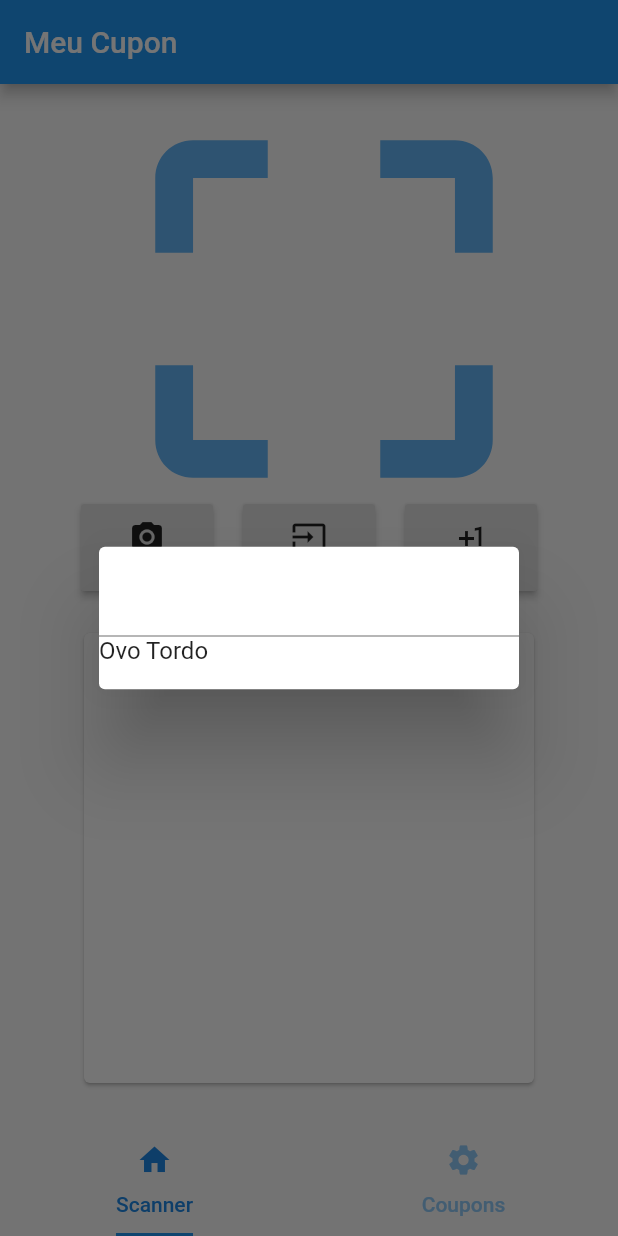
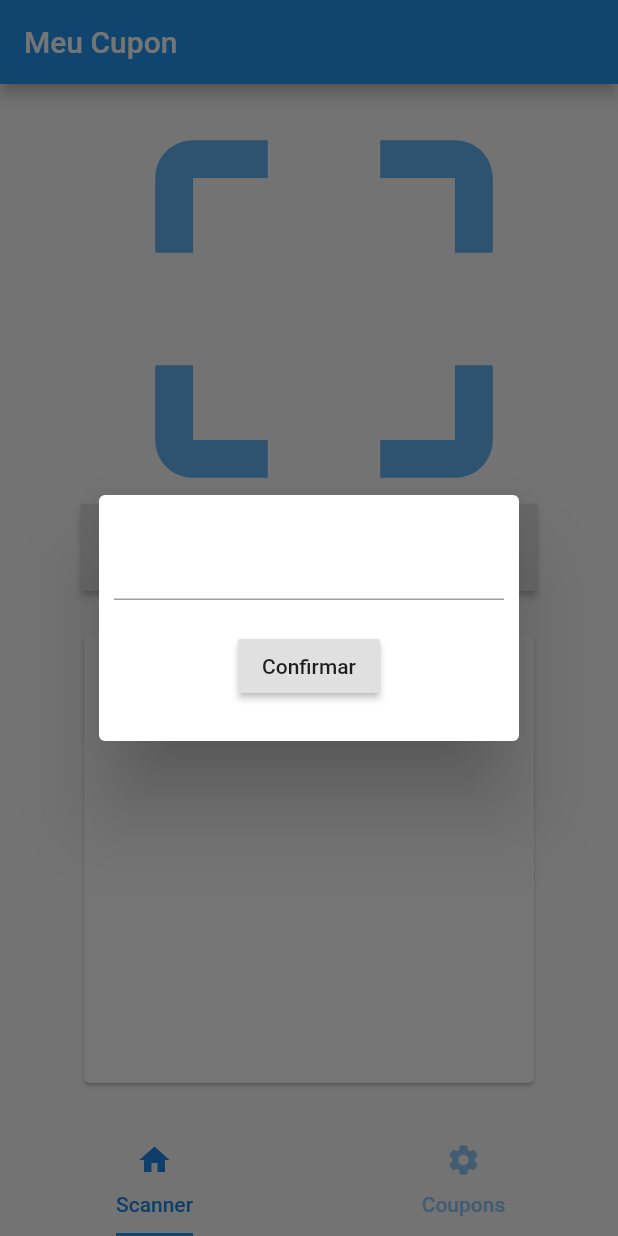
Before and after one commit to silviolucenajunior/cupon-fiscal, a Flutter app: the screen it shows after launch, after a tap on "Digit", on a phone screen of 412 x 824 dp. Run offline on Flutter 3.47's test engine with Material 2 defaults, Android fonts, the light colour scheme and no system bars; our stand-ins replace charts_flutter; missing offline and left inert: qr_mobile_vision.

```diff
--- a/lib/modules/coupon/screens/home_screen.dart
+++ b/lib/modules/coupon/screens/home_screen.dart
@@ -58,9 +58,5 @@ class HomeScreenCoupon extends StatelessWidget {
       )
 
     );
-
-
-
-
   }
 }
--- a/lib/modules/coupon/widgets/coupon_number_input_dialog.dart
+++ b/lib/modules/coupon/widgets/coupon_number_input_dialog.dart
@@ -1,13 +1,34 @@
 import 'package:flutter/material.dart';
 
 class CouponNumberDialog extends StatelessWidget {
+  final couponCodeInputController = TextEditingController();
+
   @override
   Widget build(BuildContext context) {
     return SimpleDialog(
       children: <Widget>[
-        TextField(),
-        Text("Ovo Tordo")
+        Padding(
+          padding: EdgeInsets.all(10),
+          child: Column(
+            children: [
+              TextField(
+                controller: this.couponCodeInputController
+              ),
+              SizedBox(
+                height: 20
+              ),
+              RaisedButton(
+                child: Text("Confirmar"),
+                onPressed: () {
+                  Navigator.of(context).pop(this.couponCodeInputController.text);
+                }
+              )
+            ]
+          )
+        ),
+
       ]
     );
   }
+
 }
--- a/pubspec.yaml
+++ b/pubspec.yaml
@@ -30,6 +30,7 @@ dependencies:
   cupertino_icons: ^0.1.3
   http:
   xml2json: ^4.2.0
+  charts_flutter: ^0.9.0
 
   qr_mobile_vision: 0.3.1
 
```
Also changed, not shown: lib/modules/coupon/coupon_services.dart (+16 -2 lines), lib/modules/coupon/widgets/coupon_gasto_mensal.dart (added, +15 -0 lines), lib/modules/coupon/widgets/coupon_qr_scanner.dart (+30 -9 lines), pubspec.lock.
